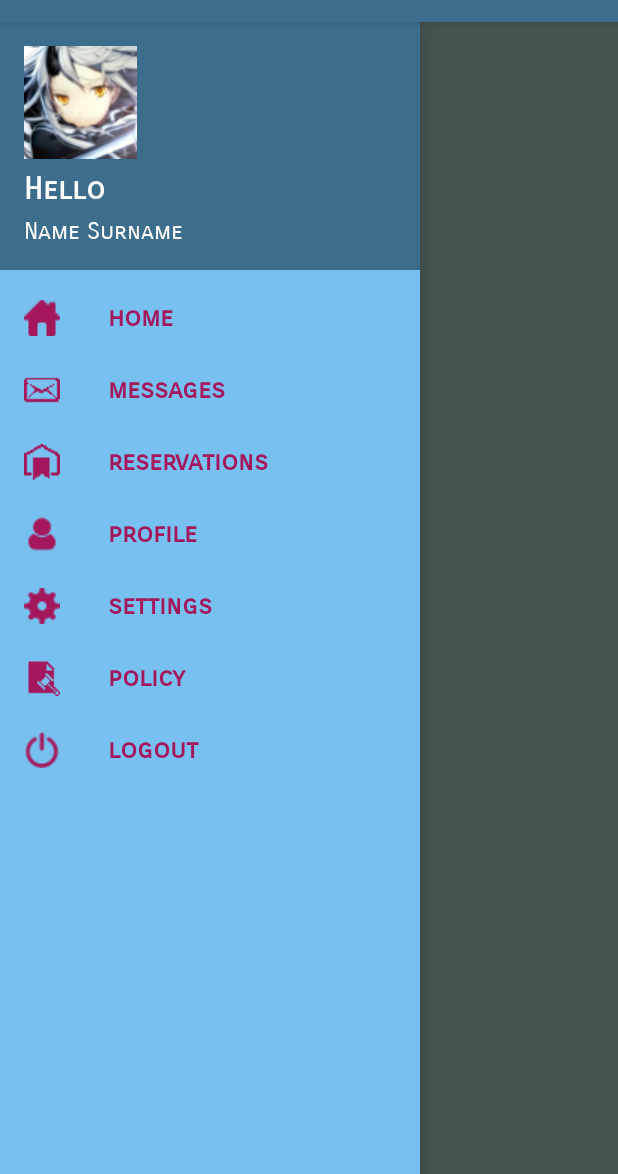
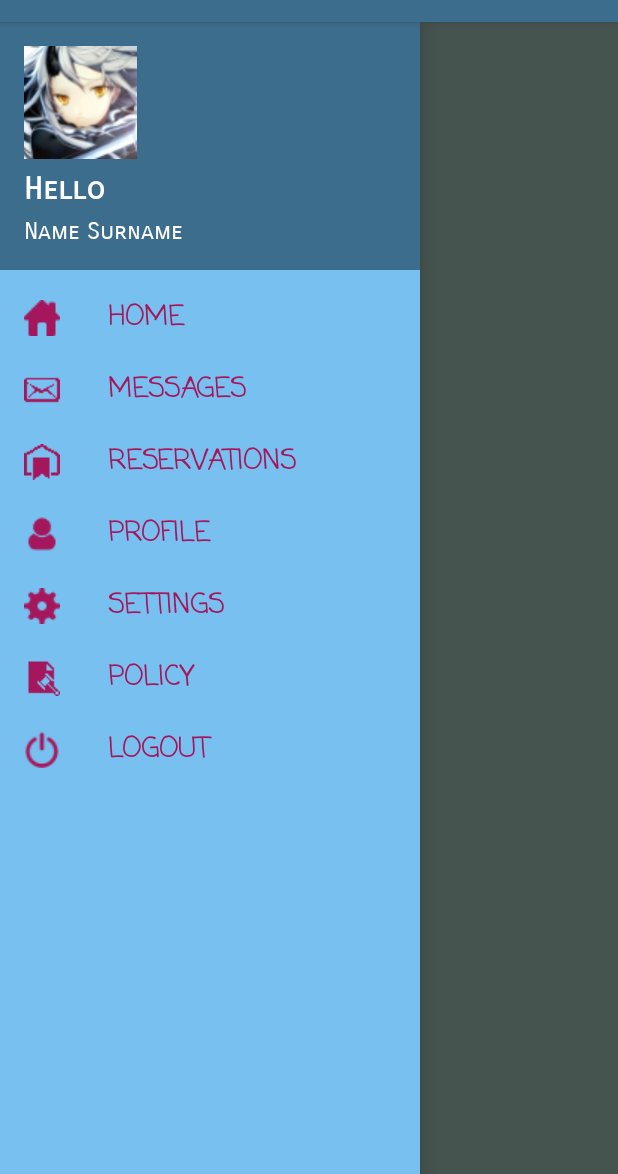
Before and after one commit to ShadiBlizzard/BabyCare, an Android app: the ParentHomeActivity screen opened directly, with no data from a screen before it, with the side drawer open, on a phone screen of 412 x 824 dp, the part 62-1236 px from its top. Run offline under Robolectric (Android 15) with nearby library versions, the phone set to English and light mode, and no system bars.

Commit message:
starting style parent home

```diff
--- a/app/build.gradle
+++ b/app/build.gradle
@@ -26,4 +26,5 @@ dependencies {
     testImplementation 'junit:junit:4.12'
     androidTestImplementation 'com.android.support.test:runner:1.0.1'
     androidTestImplementation 'com.android.support.test.espresso:espresso-core:3.0.1'
+    implementation 'com.google.android.gms:play-services-maps:15.0.1'
 }
--- a/app/src/main/java/com/example/shadi/babycare/layout_view/LoginActivity.java
+++ b/app/src/main/java/com/example/shadi/babycare/layout_view/LoginActivity.java
@@ -4,15 +4,18 @@ import android.content.Intent;
 import android.support.v7.app.AppCompatActivity;
 import android.os.Bundle;
 import android.view.View;
+import android.widget.Toolbar;
 
 import com.example.shadi.babycare.R;
 
 public class LoginActivity extends AppCompatActivity {
 
+    private Toolbar toolbar;
     @Override
     protected void onCreate(Bundle savedInstanceState) {
         super.onCreate(savedInstanceState);
         setContentView(R.layout.activity_login);
+        getActionBar().setTitle("Login");
     }
 
     public void login(View view) {
--- a/app/src/main/res/layout/activity_parent_home.xml
+++ b/app/src/main/res/layout/activity_parent_home.xml
@@ -7,10 +7,19 @@
     android:fitsSystemWindows="false">
 
     <!-- Layout to contain contents of main body of screen (drawer will slide over this) -->
-    <FrameLayout
-        android:id="@+id/content_frame"
+    <ScrollView
+        android:id="@+id/content_scrollview"
         android:layout_width="match_parent"
-        android:layout_height="match_parent" />
+        android:layout_height="match_parent">
+
+        <LinearLayout
+            android:layout_width="match_parent"
+            android:layout_height="match_parent">
+            <com.google.android.gms.maps.MapView
+                android:layout_width="match_parent"
+                android:layout_height="wrap_content"></com.google.android.gms.maps.MapView>
+        </LinearLayout>
+    </ScrollView>
 
     <!-- Container for contents of drawer - use NavigationView to make configuration easier -->
     <android.support.design.widget.NavigationView
--- a/app/src/main/res/layout/activity_register.xml
+++ b/app/src/main/res/layout/activity_register.xml
@@ -16,6 +16,7 @@
         android:background="@drawable/edittext_bc"
         android:ems="10"
         android:hint="e-mail"
+        android:textAppearance="@style/TextBabyCare"
         android:textColor="#000000"
         android:inputType="textEmailAddress"
         app:layout_constraintEnd_toEndOf="parent"
@@ -34,6 +35,7 @@
         android:ems="10"
         android:hint="password"
         android:inputType="textPassword"
+        android:textAppearance="@style/TextBabyCare"
         android:textColor="#000000"
         app:layout_constraintEnd_toEndOf="parent"
         app:layout_constraintHorizontal_bias="0.0"
@@ -51,6 +53,7 @@
         android:ems="10"
         android:hint="name"
         android:inputType="textPersonName"
+        android:textAppearance="@style/TextBabyCare"
         android:textColor="#000000"
         app:layout_constraintEnd_toEndOf="parent"
         app:layout_constraintHorizontal_bias="0.0"
@@ -68,6 +71,7 @@
         android:ems="10"
         android:hint="surname"
         android:inputType="textPersonName"
+        android:textAppearance="@style/TextBabyCare"
         android:textColor="#000000"
         app:layout_constraintEnd_toEndOf="parent"
         app:layout_constraintHorizontal_bias="0.0"
@@ -85,6 +89,7 @@
         android:buttonTint="@color/button_babycare_normal"
         android:checked="true"
         android:text="I'm a parent"
+        android:textAppearance="@style/TextBabyCare"
         android:textColor="@color/text_color_babycare"
         android:textSize="20dp"
         android:textStyle="bold"
@@ -102,6 +107,7 @@
         android:buttonTint="@color/button_babycare_normal"
         android:checked="false"
         android:text="I'm a babysitter"
+        android:textAppearance="@style/TextBabyCare"
         android:textColor="@color/text_color_babycare"
         android:textSize="20dp"
         android:textStyle="bold"
--- a/app/src/main/res/values/strings.xml
+++ b/app/src/main/res/values/strings.xml
@@ -1,13 +1,13 @@
 <resources>
     <string name="app_name">BabyCare</string>
-    <string name="home">home</string>
-    <string name="messages">messages</string>
-    <string name="reservations">reservations</string>
-    <string name="invite">invite</string>
-    <string name="profile">profile</string>
-    <string name="settings">settings</string>
-    <string name="policy">policy</string>
-    <string name="logout">logout</string>
+    <string name="home">HOME</string>
+    <string name="messages">MESSAGES</string>
+    <string name="reservations">RESERVATIONS</string>
+    <string name="invite">INVITE</string>
+    <string name="profile">PROFILE</string>
+    <string name="settings">SETTINGS</string>
+    <string name="policy">POLICY</string>
+    <string name="logout">LOGOUT</string>
     <string name="open">open</string>
     <string name="close">close</string>
 </resources>
--- a/app/src/main/res/values/styles.xml
+++ b/app/src/main/res/values/styles.xml
@@ -13,8 +13,13 @@
     <style name="NaviText" parent="@android:style/TextAppearance.Medium">
         <item name="android:textColor">@color/button_babycare_normal</item>
         <item name="android:textSize">18dp</item>
-        <item name="android:fontFamily">sans-serif-smallcaps</item>
+        <item name="android:fontFamily">casual</item>
         <item name="android:textStyle">bold</item>
     </style>
 
+    <style name="TextBabyCare" parent="android:style/TextAppearance.Medium">
+        <item name="android:fontFamily">casual</item>
+        <item name="android:textColor">@color/text_color_babycare</item>
+    </style>
+
 </resources>
```
Also changed, not shown: 178 other files.
